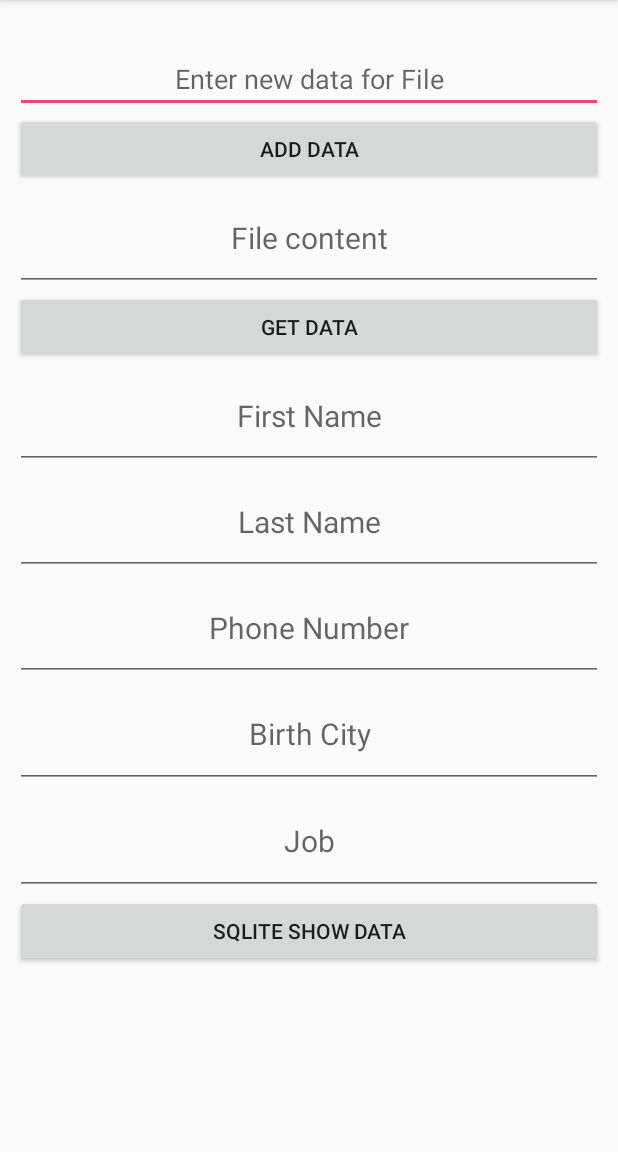
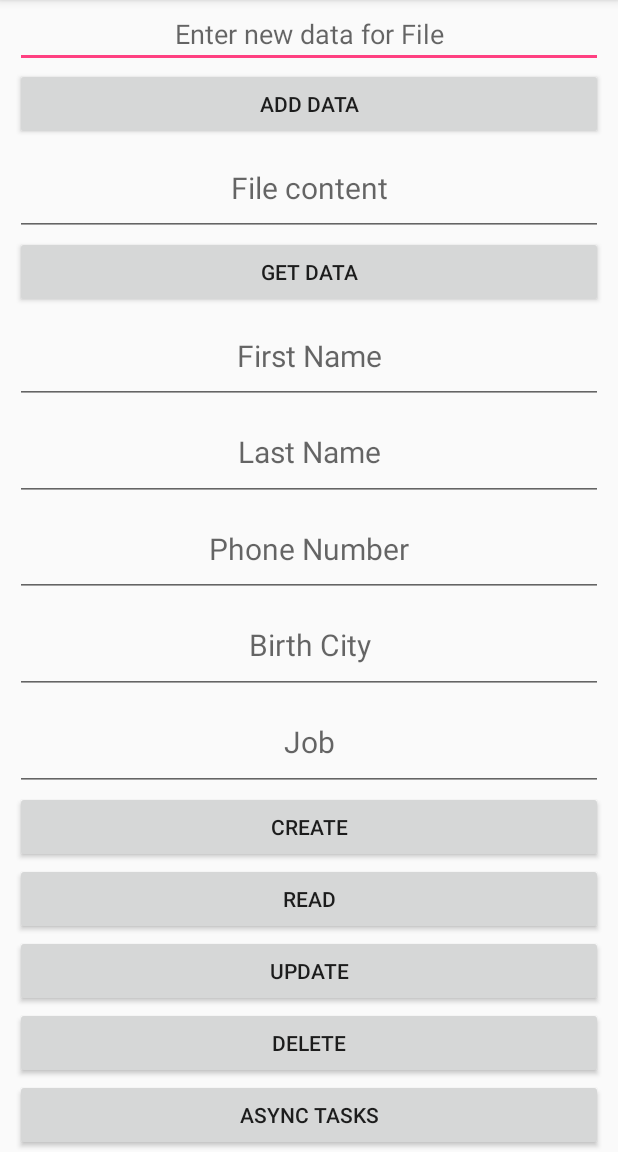
Before and after one commit to torresedel/w2d4, an Android app: the screen it shows after launch (MainActivity), on a phone screen of 412 x 824 dp, the part 84-1236 px from its top. Run offline under Robolectric (Android 15) with nearby library versions, the phone set to English and light mode, and no system bars.

Commit message:
Commit Changes

```diff
--- a/app/src/main/res/layout/activity_main.xml
+++ b/app/src/main/res/layout/activity_main.xml
@@ -5,11 +5,8 @@
     android:layout_width="match_parent"
     android:layout_height="match_parent"
     android:orientation="vertical"
-    android:paddingBottom="30dp"
     android:paddingLeft="10dp"
     android:paddingRight="10dp"
-    android:paddingTop="30dp"
-    android:weightSum="1"
     tools:context="com.example.admin.w2d4.MainActivity">
 
     /////////////////////// SAVE/WRITE FILE
@@ -55,6 +52,7 @@
         android:layout_weight="0.1"
         android:gravity="center"
         android:hint="First Name"
+        android:text=""
         android:textColor="@color/colorAccent"
         android:textSize="20dp" />
 
@@ -65,6 +63,7 @@
         android:layout_weight="0.1"
         android:gravity="center"
         android:hint="Last Name"
+        android:text=""
         android:textColor="@color/colorAccent"
         android:textSize="20dp" />
 
@@ -75,6 +74,7 @@
         android:layout_weight="0.1"
         android:gravity="center"
         android:hint="Phone Number"
+        android:text=""
         android:textColor="@color/colorAccent"
         android:textSize="20dp" />
 
@@ -85,6 +85,7 @@
         android:layout_weight="0.1"
         android:gravity="center"
         android:hint="Birth City"
+        android:text=""
         android:textColor="@color/colorAccent"
         android:textSize="20dp" />
 
@@ -95,14 +96,43 @@
         android:layout_weight="0.1"
         android:gravity="center"
         android:hint="Job"
+        android:text=""
         android:textColor="@color/colorAccent"
         android:textSize="20dp" />
 
     <Button
-        android:id="@+id/btnSQLite"
+        android:id="@+id/btnCreate"
         android:layout_width="match_parent"
         android:layout_height="wrap_content"
         android:onClick="updateData"
-        android:text="SQLite Show Data" />
+        android:text="Create" />
+
+    <Button
+        android:id="@+id/btnRead"
+        android:layout_width="match_parent"
+        android:layout_height="wrap_content"
+        android:onClick="updateData"
+        android:text="Read" />
+
+    <Button
+        android:id="@+id/btnUpdate"
+        android:layout_width="match_parent"
+        android:layout_height="wrap_content"
+        android:onClick="updateData"
+        android:text="Update" />
+
+    <Button
+        android:id="@+id/btnDelete"
+        android:layout_width="match_parent"
+        android:layout_height="wrap_content"
+        android:onClick="updateData"
+        android:text="Delete" />
+
+    <Button
+        android:id="@+id/btnAsyncTasks"
+        android:layout_width="match_parent"
+        android:layout_height="wrap_content"
+        android:onClick="openAsync"
+        android:text="Async Tasks" />
 
 </LinearLayout>
```
Also changed, not shown: app/src/main/java/com/example/admin/w2d4/MainActivity.java (+79 -8 lines), app/src/main/java/com/example/admin/w2d4/MyDatabase.java (added, +151 -0 lines), app/src/main/java/com/example/admin/w2d4/PostDatabase.java (deleted, +0 -65 lines).
